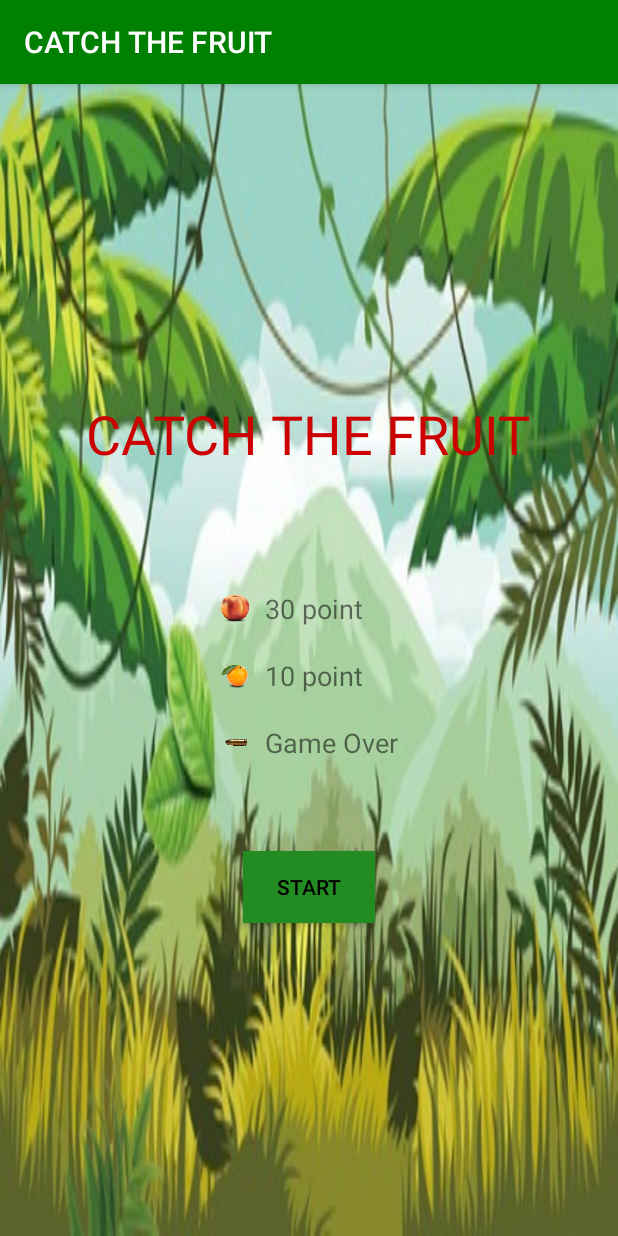
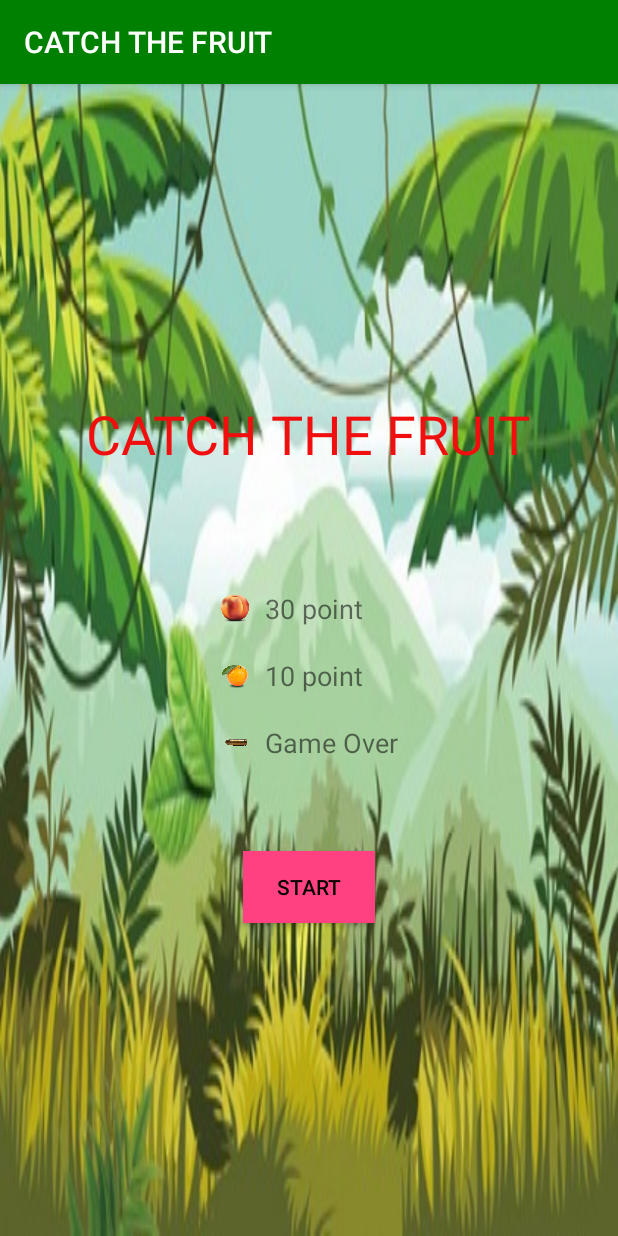
Before and after one commit to Saurav05ui/catch-the-fruit, an Android app: the screen it shows after launch (start), on a phone screen of 412 x 824 dp. Run offline under Robolectric (Android 15) with nearby library versions, the light colour scheme and no system bars; our stand-ins replace AdMob.

Commit message:
color centralization

```diff
--- a/app/src/main/res/layout/activity_start.xml
+++ b/app/src/main/res/layout/activity_start.xml
@@ -12,7 +12,7 @@
         android:layout_width="wrap_content"
         android:layout_height="wrap_content"
         android:text="@string/app_name"
-        android:textColor="@android:color/holo_red_dark"
+        android:textColor="@color/colorRed"
         android:textSize="36sp" />
 
     <TableLayout
@@ -76,10 +76,10 @@
         android:layout_width="wrap_content"
         android:layout_height="wrap_content"
         android:layout_marginTop="60dp"
-        android:background="@color/colorPrimaryDark"
+        android:background="@color/colorAccent"
         android:onClick="startGame"
         android:text="@string/start"
-        android:textColor="@android:color/black" />
+        android:textColor="@color/colorBlack" />
 
 
 </LinearLayout>
--- a/app/src/main/res/values/colors.xml
+++ b/app/src/main/res/values/colors.xml
@@ -3,4 +3,6 @@
     <color name="colorPrimary">#008000</color>
     <color name="colorPrimaryDark">#228B22</color>
     <color name="colorAccent">#FF4081</color>
+    <color name="colorRed">#F00e0e</color>
+    <color name="colorBlack">#000000</color>
 </resources>
```
